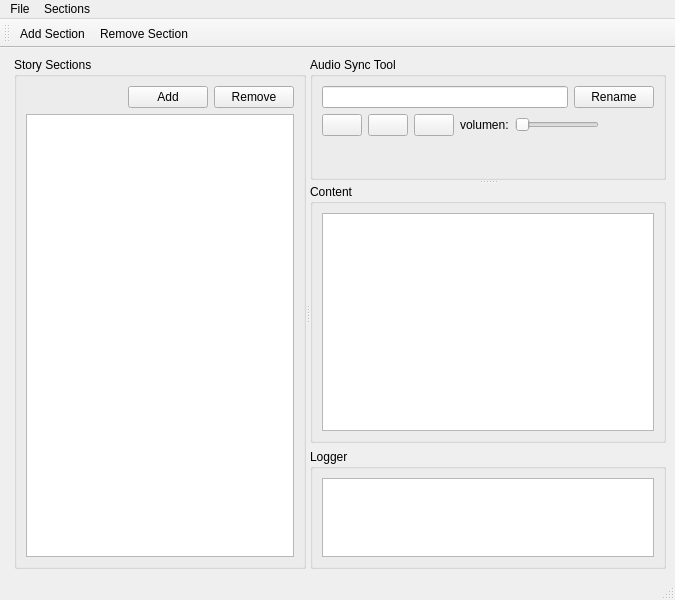
Above: Cotorro/diaEditor.ui from hummingflight/cotorro-storytelling-audio-sync-tool before the change. Below: the same form after it.
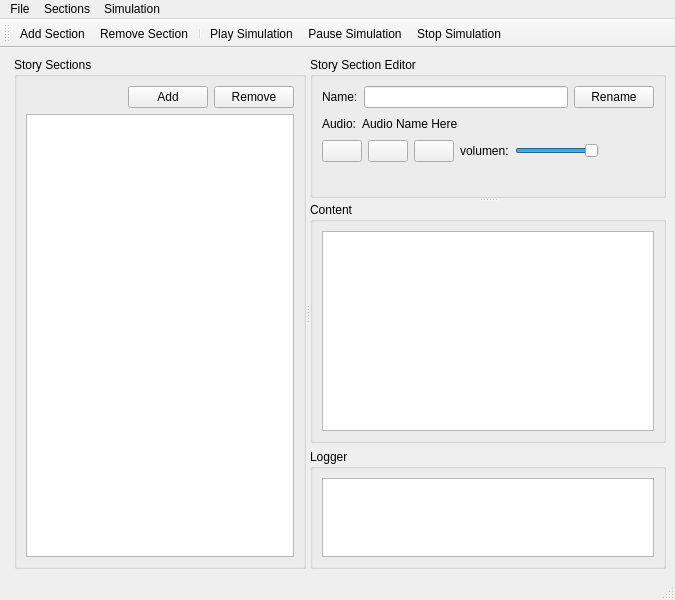
That is the form after the change. Icons and pictures are not drawn.

Commit message: feat: play, pause and stop simulation. Change audio volume.

```diff
--- a/Cotorro/diaEditor.ui
+++ b/Cotorro/diaEditor.ui
@@ -133,11 +133,18 @@
           </property>
           <widget class="QGroupBox" name="ground_audioSync">
            <property name="title">
-            <string>Audio Sync Tool</string>
+            <string>Story Section Editor</string>
            </property>
            <layout class="QVBoxLayout" name="verticalLayout_4">
             <item>
              <layout class="QHBoxLayout" name="horizontalLayout">
+              <item>
+               <widget class="QLabel" name="label_2">
+                <property name="text">
+                 <string>Name:</string>
+                </property>
+               </widget>
+              </item>
               <item>
                <widget class="QLineEdit" name="lineSectionName"/>
               </item>
@@ -150,6 +157,37 @@
               </item>
              </layout>
             </item>
+            <item>
+             <layout class="QHBoxLayout" name="horizontalLayout_5">
+              <item>
+               <widget class="QLabel" name="label_3">
+                <property name="text">
+                 <string>Audio:</string>
+                </property>
+               </widget>
+              </item>
+              <item>
+               <widget class="QLabel" name="lblAudioKey">
+                <property name="text">
+                 <string>Audio Name Here</string>
+                </property>
+               </widget>
+              </item>
+              <item>
+               <spacer name="horizontalSpacer_3">
+                <property name="orientation">
+                 <enum>Qt::Horizontal</enum>
+                </property>
+                <property name="sizeHint" stdset="0">
+                 <size>
+                  <width>40</width>
+                  <height>20</height>
+                 </size>
+                </property>
+               </spacer>
+              </item>
+             </layout>
+            </item>
             <item>
              <layout class="QHBoxLayout" name="horizontalLayout_4">
               <item>
@@ -197,9 +235,21 @@
                   <verstretch>0</verstretch>
                  </sizepolicy>
                 </property>
+                <property name="maximum">
+                 <number>100</number>
+                </property>
+                <property name="singleStep">
+                 <number>5</number>
+                </property>
+                <property name="value">
+                 <number>100</number>
+                </property>
                 <property name="orientation">
                  <enum>Qt::Horizontal</enum>
                 </property>
+                <property name="tickInterval">
+                 <number>1</number>
+                </property>
                </widget>
               </item>
               <item>
@@ -219,6 +269,12 @@
             </item>
             <item>
              <widget class="QLabel" name="label">
+              <property name="sizePolicy">
+               <sizepolicy hsizetype="Expanding" vsizetype="Expanding">
+                <horstretch>0</horstretch>
+                <verstretch>0</verstretch>
+               </sizepolicy>
+              </property>
               <property name="text">
                <string>&lt;html&gt;&lt;head/&gt;&lt;body&gt;&lt;p align=&quot;center&quot;&gt;&lt;img src=&quot;:/images/assets/images/cotorro_banner.png&quot;/&gt;&lt;/p&gt;&lt;/body&gt;&lt;/html&gt;</string>
               </property>
@@ -306,8 +362,17 @@
     <addaction name="actionAddSection"/>
     <addaction name="actionRemoveSection"/>
    </widget>
+   <widget class="QMenu" name="menuSimulation">
+    <property name="title">
+     <string>Simulation</string>
+    </property>
+    <addaction name="actionPlaySimulation"/>
+    <addaction name="actionPauseSimulation"/>
+    <addaction name="actionStopSimulation"/>
+   </widget>
    <addaction name="menuFile"/>
    <addaction name="menuSections"/>
+   <addaction name="menuSimulation"/>
   </widget>
   <widget class="QStatusBar" name="statusbar"/>
   <widget class="QToolBar" name="toolBar">
@@ -325,6 +390,10 @@
    </attribute>
    <addaction name="actionAddSection"/>
    <addaction name="actionRemoveSection"/>
+   <addaction name="separator"/>
+   <addaction name="actionPlaySimulation"/>
+   <addaction name="actionPauseSimulation"/>
+   <addaction name="actionStopSimulation"/>
   </widget>
   <action name="actionNew">
    <property name="icon">
@@ -387,6 +456,42 @@
     <string>Remove a story section.</string>
    </property>
   </action>
+  <action name="actionPlaySimulation">
+   <property name="icon">
+    <iconset resource="app-resources.qrc">
+     <normaloff>:/icons/assets/icons/player_play.ico</normaloff>:/icons/assets/icons/player_play.ico</iconset>
+   </property>
+   <property name="text">
+    <string>Play Simulation</string>
+   </property>
+   <property name="toolTip">
+    <string>Play simulation.</string>
+   </property>
+  </action>
+  <action name="actionPauseSimulation">
+   <property name="icon">
+    <iconset resource="app-resources.qrc">
+     <normaloff>:/icons/assets/icons/player_pause.ico</normaloff>:/icons/assets/icons/player_pause.ico</iconset>
+   </property>
+   <property name="text">
+    <string>Pause Simulation</string>
+   </property>
+   <property name="toolTip">
+    <string>Pause Simulation.</string>
+   </property>
+  </action>
+  <action name="actionStopSimulation">
+   <property name="icon">
+    <iconset resource="app-resources.qrc">
+     <normaloff>:/icons/assets/icons/player_stop.ico</normaloff>:/icons/assets/icons/player_stop.ico</iconset>
+   </property>
+   <property name="text">
+    <string>Stop Simulation</string>
+   </property>
+   <property name="toolTip">
+    <string>Stop simulation.</string>
+   </property>
+  </action>
  </widget>
  <resources>
   <include location="app-resources.qrc"/>
```
Left out of the diff: 8 changed lines with no effect on the pictures. The commit also changes 5 other files.
